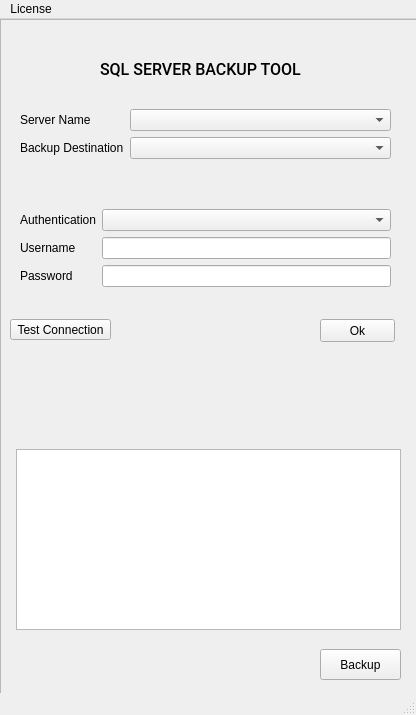
desxedada/SQLGDriveBackup, file ui/mainWindow.ui: the form before one commit.
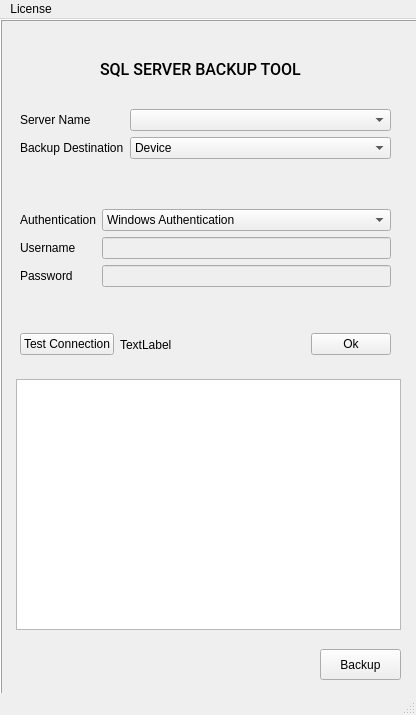
The form after the commit.

```diff
--- a/ui/mainWindow.ui
+++ b/ui/mainWindow.ui
@@ -24,7 +24,7 @@
      </rect>
     </property>
     <property name="frameShape">
-     <enum>QFrame::StyledPanel</enum>
+     <enum>QFrame::Box</enum>
     </property>
     <property name="frameShadow">
      <enum>QFrame::Raised</enum>
@@ -65,7 +65,18 @@
        <number>10</number>
       </property>
       <item row="0" column="1">
-       <widget class="QComboBox" name="authTypeBox"/>
+       <widget class="QComboBox" name="authTypeBox">
+        <item>
+         <property name="text">
+          <string>Windows Authentication</string>
+         </property>
+        </item>
+        <item>
+         <property name="text">
+          <string>SQL Authentication</string>
+         </property>
+        </item>
+       </widget>
       </item>
       <item row="1" column="0">
        <widget class="QLabel" name="label_3">
@@ -75,7 +86,11 @@
        </widget>
       </item>
       <item row="1" column="1">
-       <widget class="QLineEdit" name="usernameEdit"/>
+       <widget class="QLineEdit" name="usernameEdit">
+        <property name="enabled">
+         <bool>false</bool>
+        </property>
+       </widget>
       </item>
       <item row="2" column="0">
        <widget class="QLabel" name="label_4">
@@ -85,7 +100,11 @@
        </widget>
       </item>
       <item row="2" column="1">
-       <widget class="QLineEdit" name="pwdEdit"/>
+       <widget class="QLineEdit" name="pwdEdit">
+        <property name="enabled">
+         <bool>false</bool>
+        </property>
+       </widget>
       </item>
       <item row="0" column="0">
        <widget class="QLabel" name="label_2">
@@ -102,7 +121,7 @@
        <x>10</x>
        <y>80</y>
        <width>391</width>
-       <height>71</height>
+       <height>95</height>
       </rect>
      </property>
      <layout class="QFormLayout" name="databaseLayout">
@@ -136,7 +155,18 @@
        </widget>
       </item>
       <item row="1" column="1">
-       <widget class="QComboBox" name="destinationBox"/>
+       <widget class="QComboBox" name="destinationBox">
+        <item>
+         <property name="text">
+          <string>Device</string>
+         </property>
+        </item>
+        <item>
+         <property name="text">
+          <string>Google Drive</string>
+         </property>
+        </item>
+       </widget>
       </item>
      </layout>
     </widget>
@@ -162,19 +192,6 @@
       <string>SQL SERVER BACKUP TOOL</string>
      </property>
     </widget>
-    <widget class="QPushButton" name="okButton">
-     <property name="geometry">
-      <rect>
-       <x>320</x>
-       <y>300</y>
-       <width>75</width>
-       <height>23</height>
-      </rect>
-     </property>
-     <property name="text">
-      <string>Ok</string>
-     </property>
-    </widget>
     <widget class="QPushButton" name="backupButton">
      <property name="geometry">
       <rect>
@@ -188,26 +205,13 @@
       <string>Backup</string>
      </property>
     </widget>
-    <widget class="QPushButton" name="connectionButton">
-     <property name="geometry">
-      <rect>
-       <x>10</x>
-       <y>300</y>
-       <width>101</width>
-       <height>21</height>
-      </rect>
-     </property>
-     <property name="text">
-      <string>Test Connection</string>
-     </property>
-    </widget>
     <widget class="QWidget" name="formLayoutWidget_3">
      <property name="geometry">
       <rect>
        <x>10</x>
-       <y>430</y>
+       <y>360</y>
        <width>391</width>
-       <height>181</height>
+       <height>251</height>
       </rect>
      </property>
      <layout class="QFormLayout" name="listLayout">
@@ -216,6 +220,64 @@
       </item>
      </layout>
     </widget>
+    <widget class="QWidget" name="horizontalLayoutWidget">
+     <property name="geometry">
+      <rect>
+       <x>10</x>
+       <y>300</y>
+       <width>391</width>
+       <height>51</height>
+      </rect>
+     </property>
+     <layout class="QHBoxLayout" name="horizontalLayout">
+      <property name="leftMargin">
+       <number>10</number>
+      </property>
+      <property name="topMargin">
+       <number>10</number>
+      </property>
+      <property name="rightMargin">
+       <number>10</number>
+      </property>
+      <property name="bottomMargin">
+       <number>10</number>
+      </property>
+      <item>
+       <widget class="QPushButton" name="connectionButton">
+        <property name="text">
+         <string>Test Connection</string>
+        </property>
+       </widget>
+      </item>
+      <item>
+       <widget class="QLabel" name="connectionLabel">
+        <property name="text">
+         <string>TextLabel</string>
+        </property>
+       </widget>
+      </item>
+      <item>
+       <spacer name="horizontalSpacer">
+        <property name="orientation">
+         <enum>Qt::Horizontal</enum>
+        </property>
+        <property name="sizeHint" stdset="0">
+         <size>
+          <width>40</width>
+          <height>20</height>
+         </size>
+        </property>
+       </spacer>
+      </item>
+      <item>
+       <widget class="QPushButton" name="okButton">
+        <property name="text">
+         <string>Ok</string>
+        </property>
+       </widget>
+      </item>
+     </layout>
+    </widget>
    </widget>
   </widget>
   <widget class="QStatusBar" name="statusbar"/>
```
Left out of the diff: 67 changed lines with no effect on the pictures.
